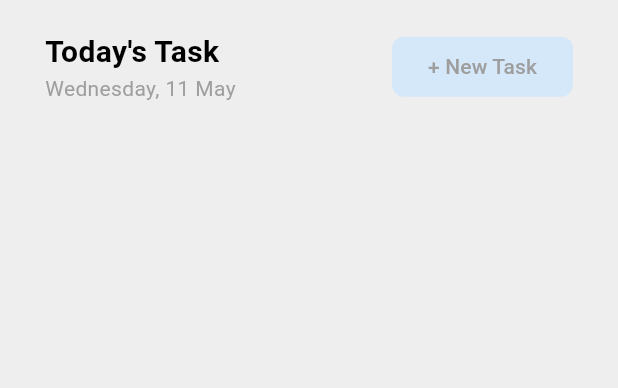
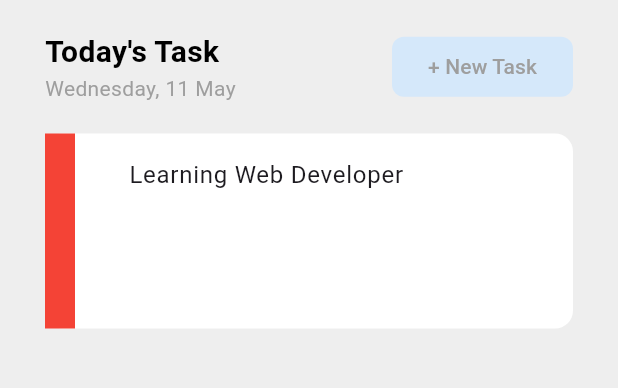
Before and after one commit to fumiyasac/todo_style_example_app, a Flutter app: the screen it shows after launch, on a phone screen of 412 x 824 dp, the part 84-472 px from its top. Run offline on Flutter 3.47's test engine with Material 3 defaults, Android fonts, the phone set to English and light mode, and no system bars; our stand-ins replace flutter_riverpod, gap.

Commit message:
試しにTODOカードを入れてみる

```diff
--- a/lib/main.dart
+++ b/lib/main.dart
@@ -128,6 +128,37 @@ class HomePage extends StatelessWidget {
                   ),
                 ],
               ),
+              Gap(20),
+
+              // TODO: CardView
+              Container(
+                width: double.infinity,
+                height: 130,
+                decoration: BoxDecoration(
+                  color: Colors.white,
+                  borderRadius: BorderRadius.circular(12),
+                ),
+                child: Row(
+                  children: [
+                    Container(
+                      color: Colors.red,
+                      width: 20,
+                    ),
+                    Expanded(
+                      child: Padding(
+                        padding: EdgeInsets.symmetric(horizontal: 20),
+                        child: Column(
+                          children: [
+                            ListTile(
+                              title: Text('Learning Web Developer'),
+                            )
+                          ],
+                        ),
+                      ),
+                    ),
+                  ],
+                ),
+              ),
             ],
           ),
         ),
```
